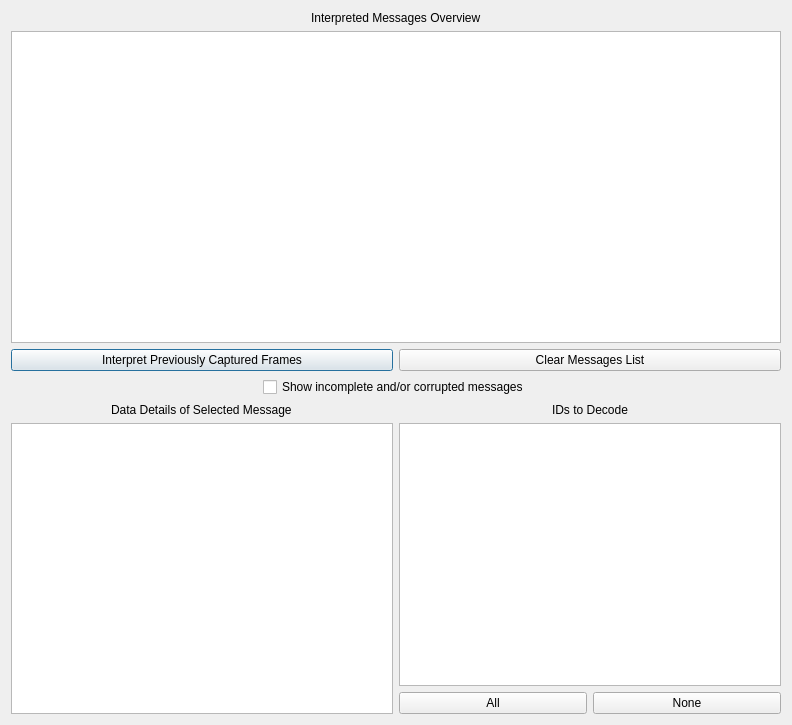
Qt form ui/isotp_interpreterwindow.ui (collin80/SavvyCAN) before a commit.
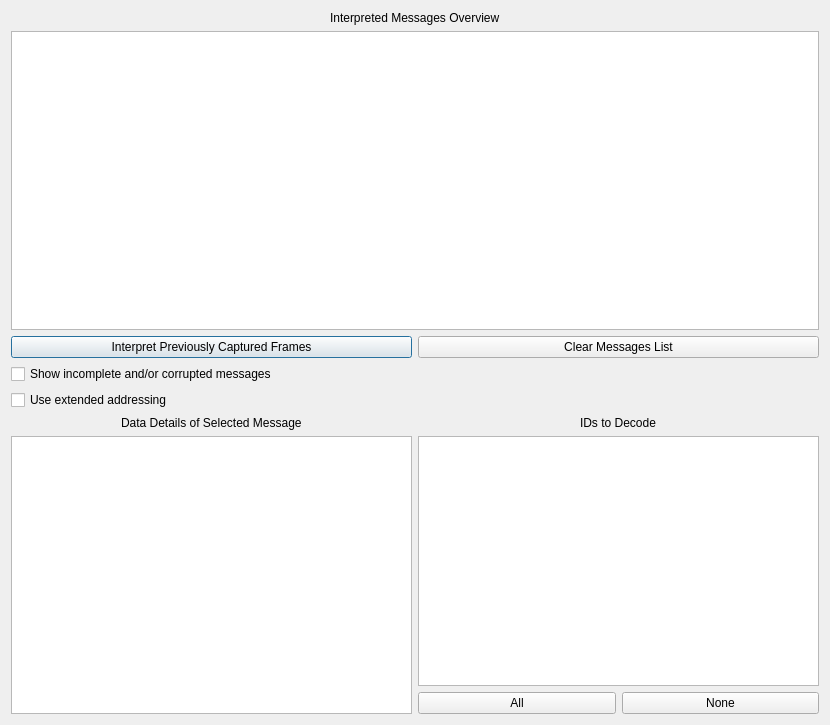
The same form after that commit.

Commit message: add extended addressing to iso tp window

```diff
--- a/ui/isotp_interpreterwindow.ui
+++ b/ui/isotp_interpreterwindow.ui
@@ -6,7 +6,7 @@
    <rect>
     <x>0</x>
     <y>0</y>
-    <width>792</width>
+    <width>830</width>
     <height>725</height>
    </rect>
   </property>
@@ -42,13 +42,20 @@
      </item>
     </layout>
    </item>
-   <item alignment="Qt::AlignHCenter">
+   <item alignment="Qt::AlignLeft">
     <widget class="QCheckBox" name="cbShowIncomplete">
      <property name="text">
       <string>Show incomplete and/or corrupted messages</string>
      </property>
     </widget>
    </item>
+   <item alignment="Qt::AlignLeft">
+    <widget class="QCheckBox" name="cbUseExtendedAddressing">
+     <property name="text">
+      <string>Use extended addressing</string>
+     </property>
+    </widget>
+   </item>
    <item>
     <layout class="QHBoxLayout" name="horizontalLayout">
      <item>
```
The commit also changes 2 other files.
